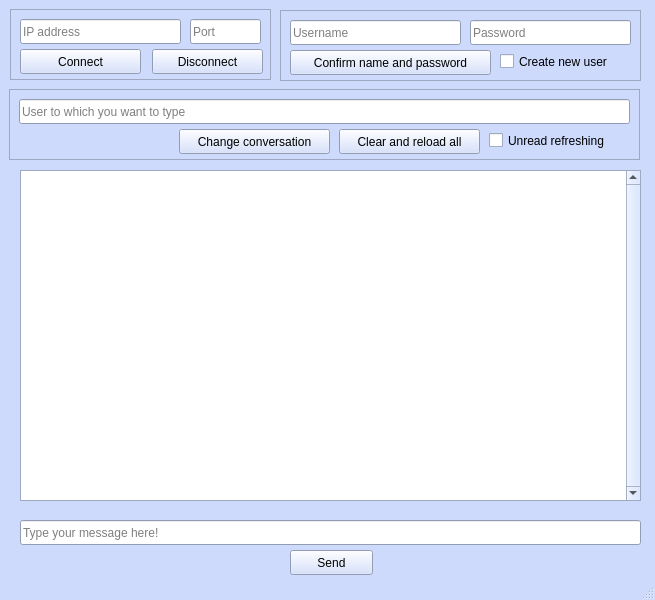
Qt form lobo-client/mainwindow.ui (los-lobos-jovenes/el_lobo-client) before a commit.
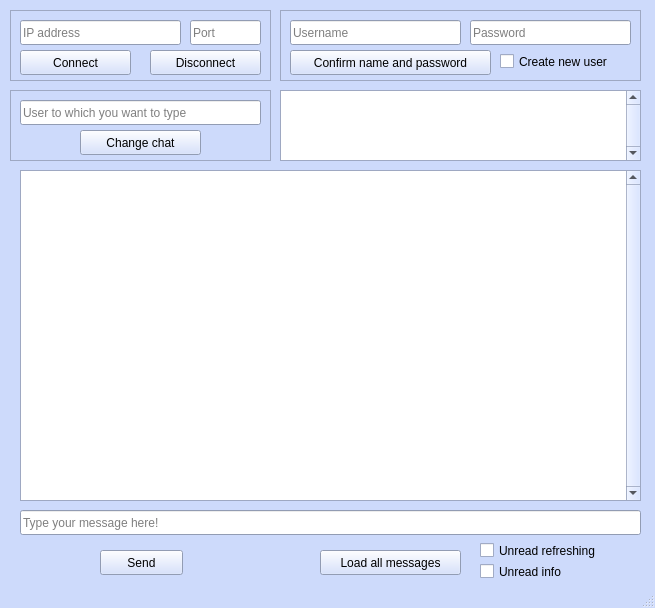
The same form after that commit.

The edit to the form file:
```diff
--- a/lobo-client/mainwindow.ui
+++ b/lobo-client/mainwindow.ui
@@ -7,7 +7,7 @@
     <x>0</x>
     <y>0</y>
     <width>655</width>
-    <height>600</height>
+    <height>608</height>
    </rect>
   </property>
   <property name="palette">
@@ -459,7 +459,7 @@
    <widget class="QPushButton" name="pushButton">
     <property name="geometry">
      <rect>
-      <x>290</x>
+      <x>100</x>
       <y>550</y>
       <width>83</width>
       <height>25</height>
@@ -473,7 +473,7 @@
     <property name="geometry">
      <rect>
       <x>20</x>
-      <y>520</y>
+      <y>510</y>
       <width>621</width>
       <height>25</height>
      </rect>
@@ -501,74 +501,6 @@
      <enum>QAbstractScrollArea::AdjustToContents</enum>
     </property>
    </widget>
-   <widget class="QFrame" name="frame">
-    <property name="geometry">
-     <rect>
-      <x>10</x>
-      <y>9</y>
-      <width>261</width>
-      <height>71</height>
-     </rect>
-    </property>
-    <property name="frameShape">
-     <enum>QFrame::StyledPanel</enum>
-    </property>
-    <property name="frameShadow">
-     <enum>QFrame::Raised</enum>
-    </property>
-    <widget class="QPushButton" name="pushButton_2">
-     <property name="geometry">
-      <rect>
-       <x>10</x>
-       <y>40</y>
-       <width>121</width>
-       <height>25</height>
-      </rect>
-     </property>
-     <property name="text">
-      <string>Connect</string>
-     </property>
-    </widget>
-    <widget class="QPushButton" name="pushButton_5">
-     <property name="geometry">
-      <rect>
-       <x>142</x>
-       <y>40</y>
-       <width>111</width>
-       <height>25</height>
-      </rect>
-     </property>
-     <property name="text">
-      <string>Disconnect</string>
-     </property>
-    </widget>
-    <widget class="QLineEdit" name="lineEdit_5">
-     <property name="geometry">
-      <rect>
-       <x>180</x>
-       <y>10</y>
-       <width>71</width>
-       <height>25</height>
-      </rect>
-     </property>
-     <property name="placeholderText">
-      <string>Port</string>
-     </property>
-    </widget>
-    <widget class="QLineEdit" name="lineEdit">
-     <property name="geometry">
-      <rect>
-       <x>10</x>
-       <y>10</y>
-       <width>161</width>
-       <height>25</height>
-      </rect>
-     </property>
-     <property name="placeholderText">
-      <string>IP address</string>
-     </property>
-    </widget>
-   </widget>
    <widget class="QFrame" name="frame_2">
     <property name="geometry">
      <rect>
@@ -640,9 +572,9 @@
    <widget class="QFrame" name="frame_3">
     <property name="geometry">
      <rect>
-      <x>9</x>
-      <y>89</y>
-      <width>631</width>
+      <x>10</x>
+      <y>90</y>
+      <width>261</width>
       <height>71</height>
      </rect>
     </property>
@@ -655,14 +587,14 @@
     <widget class="QPushButton" name="pushButton_4">
      <property name="geometry">
       <rect>
-       <x>170</x>
+       <x>70</x>
        <y>40</y>
-       <width>151</width>
+       <width>121</width>
        <height>25</height>
       </rect>
      </property>
      <property name="text">
-      <string>Change conversation</string>
+      <string>Change chat</string>
      </property>
     </widget>
     <widget class="QLineEdit" name="lineEdit_4">
@@ -670,7 +602,7 @@
       <rect>
        <x>10</x>
        <y>10</y>
-       <width>611</width>
+       <width>241</width>
        <height>25</height>
       </rect>
      </property>
@@ -678,36 +610,144 @@
       <string>User to which you want to type</string>
      </property>
     </widget>
-    <widget class="QPushButton" name="pushButton_6">
+   </widget>
+   <widget class="QPushButton" name="pushButton_6">
+    <property name="geometry">
+     <rect>
+      <x>320</x>
+      <y>550</y>
+      <width>141</width>
+      <height>25</height>
+     </rect>
+    </property>
+    <property name="text">
+     <string>Load all messages</string>
+    </property>
+   </widget>
+   <widget class="QCheckBox" name="checkBox_2">
+    <property name="geometry">
+     <rect>
+      <x>480</x>
+      <y>540</y>
+      <width>141</width>
+      <height>21</height>
+     </rect>
+    </property>
+    <property name="text">
+     <string>Unread refreshing</string>
+    </property>
+    <property name="checked">
+     <bool>false</bool>
+    </property>
+   </widget>
+   <widget class="QFrame" name="frame">
+    <property name="geometry">
+     <rect>
+      <x>10</x>
+      <y>10</y>
+      <width>261</width>
+      <height>71</height>
+     </rect>
+    </property>
+    <property name="frameShape">
+     <enum>QFrame::StyledPanel</enum>
+    </property>
+    <property name="frameShadow">
+     <enum>QFrame::Raised</enum>
+    </property>
+    <widget class="QLineEdit" name="lineEdit">
      <property name="geometry">
       <rect>
-       <x>330</x>
+       <x>10</x>
+       <y>10</y>
+       <width>161</width>
+       <height>25</height>
+      </rect>
+     </property>
+     <property name="placeholderText">
+      <string>IP address</string>
+     </property>
+    </widget>
+    <widget class="QLineEdit" name="lineEdit_5">
+     <property name="geometry">
+      <rect>
+       <x>180</x>
+       <y>10</y>
+       <width>71</width>
+       <height>25</height>
+      </rect>
+     </property>
+     <property name="placeholderText">
+      <string>Port</string>
+     </property>
+    </widget>
+    <widget class="QPushButton" name="pushButton_2">
+     <property name="geometry">
+      <rect>
+       <x>10</x>
        <y>40</y>
-       <width>141</width>
+       <width>111</width>
        <height>25</height>
       </rect>
      </property>
      <property name="text">
-      <string>Clear and reload all</string>
+      <string>Connect</string>
      </property>
     </widget>
-    <widget class="QCheckBox" name="checkBox_2">
+    <widget class="QPushButton" name="pushButton_5">
      <property name="geometry">
       <rect>
-       <x>480</x>
+       <x>140</x>
        <y>40</y>
-       <width>141</width>
-       <height>23</height>
+       <width>111</width>
+       <height>25</height>
       </rect>
      </property>
      <property name="text">
-      <string>Unread refreshing</string>
+      <string>Disconnect</string>
      </property>
-     <property name="checked">
-      <bool>false</bool>
-     </property>
     </widget>
    </widget>
+   <widget class="QTextBrowser" name="textBrowser_2">
+    <property name="geometry">
+     <rect>
+      <x>280</x>
+      <y>90</y>
+      <width>361</width>
+      <height>71</height>
+     </rect>
+    </property>
+    <property name="font">
+     <font>
+      <family>DejaVu Sans Mono</family>
+      <pointsize>8</pointsize>
+     </font>
+    </property>
+    <property name="cursor" stdset="0">
+     <cursorShape>ArrowCursor</cursorShape>
+    </property>
+    <property name="verticalScrollBarPolicy">
+     <enum>Qt::ScrollBarAlwaysOn</enum>
+    </property>
+    <property name="sizeAdjustPolicy">
+     <enum>QAbstractScrollArea::AdjustToContents</enum>
+    </property>
+   </widget>
+   <widget class="QCheckBox" name="checkBox_3">
+    <property name="geometry">
+     <rect>
+      <x>480</x>
+      <y>560</y>
+      <width>101</width>
+      <height>23</height>
+     </rect>
+    </property>
+    <property name="text">
+     <string>Unread info</string>
+    </property>
+   </widget>
+   <zorder>textBrowser_2</zorder>
+   <zorder>frame</zorder>
    <zorder>frame_3</zorder>
    <zorder>frame_2</zorder>
    <zorder>frame</zorder>
```
Left out of the diff: 4 changed lines with no effect on the pictures.
